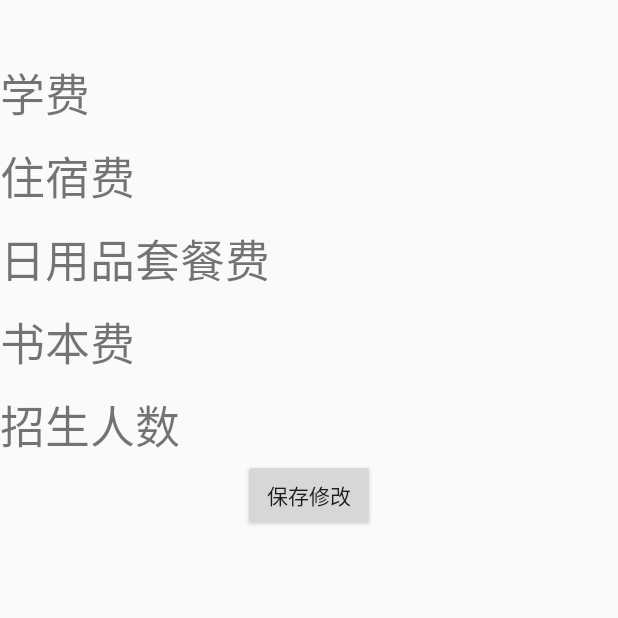
After one commit to dengismy/studyingmanage02, an Android app: the set_college screen opened directly, with no data from a screen before it, on a phone screen of 412 x 824 dp, the top half of it. The commit adds this screen. Run offline under Robolectric (Android 15) with nearby library versions, the phone set to English and light mode, and no system bars; 2 statements that could not run were skipped.

Commit message:
管理员对于各学院招生信息的管理

```diff
--- a/app/src/main/AndroidManifest.xml
+++ b/app/src/main/AndroidManifest.xml
@@ -59,7 +59,9 @@
         <activity android:name=".teacher.tea_password_change" />
         <activity android:name=".administractor.change_news" />
         <activity android:name=".student.show_news_detail" />
-        <activity android:name=".student.search_news"></activity>
+        <activity android:name=".student.search_news" />
+        <activity android:name=".administractor.search_college" />
+        <activity android:name=".administractor.set_college"></activity>
     </application>
 
 </manifest>
--- a/app/src/main/java/com/example/database_manage/administractor/Common_Fragment.java
+++ b/app/src/main/java/com/example/database_manage/administractor/Common_Fragment.java
@@ -53,6 +53,10 @@ public class Common_Fragment extends Fragment {
                 /**增加资讯**/
             case R.id.course_add:
                 startActivity(new Intent(getActivity(),add_news.class));
+                break;
+            /**学院招新设置**/
+            case R.id.set_college:
+                startActivity(new Intent(getActivity(),search_college.class));
                 break;
             case R.id.twocode_refresh:
                //更新二维码
--- /dev/null
+++ b/app/src/main/java/com/example/database_manage/administractor/set_college.java
@@ -0,0 +1,78 @@
+package com.example.database_manage.administractor;
+
+import android.content.ContentValues;
+import android.content.Intent;
+import android.database.Cursor;
+import android.database.sqlite.SQLiteDatabase;
+import android.support.v7.app.AppCompatActivity;
+import android.os.Bundle;
+import android.view.View;
+import android.widget.Button;
+import android.widget.EditText;
+import android.widget.TextView;
+
+import com.example.database_manage.R;
+import com.example.database_manage.database.CommonDatabase;
+
+public class set_college extends AppCompatActivity implements View.OnClickListener{
+    EditText college_tuition;
+    EditText college_house;
+    EditText college_commodities;
+    EditText college_books;
+    EditText college_people;
+    TextView college_name;
+    String name;
+    SQLiteDatabase db;
+
+    @Override
+    protected void onCreate(Bundle savedInstanceState) {
+        super.onCreate(savedInstanceState);
+        setContentView(R.layout.activity_set_college);
+
+        CommonDatabase commonDatabase = new CommonDatabase();
+        db = commonDatabase.getSqliteObject(set_college.this,"test_db");
+        //按钮绑定
+        Button button_baocun = findViewById(R.id.button_change_college);
+        //监听器
+        button_baocun.setOnClickListener(this);
+        //编辑框绑定
+        college_name=findViewById(R.id.text_college_name);
+        college_tuition=findViewById(R.id.et_college_tuition);
+        college_commodities=findViewById(R.id.et_college_commodities);
+        college_house=findViewById(R.id.et_college_house);
+        college_books=findViewById(R.id.et_college_books);
+        college_people=findViewById(R.id.et_college_people);
+        Intent intent_receive = getIntent();
+        name=intent_receive.getStringExtra("college_name");
+        college_name.setText(name);
+        Cursor cursor_about = db.query("about_college", null, "college_name = ?", new String[]{name}, null, null, null);
+        while (cursor_about.moveToNext()) {
+            college_tuition.setText(cursor_about.getString(cursor_about.getColumnIndex("tuition")));
+            college_commodities.setText(cursor_about.getString(cursor_about.getColumnIndex("commodities")));
+            college_house.setText(cursor_about.getString(cursor_about.getColumnIndex("house")));
+            college_books.setText(cursor_about.getString(cursor_about.getColumnIndex("books")));
+            college_people.setText(cursor_about.getString(cursor_about.getColumnIndex("people")));
+        }
+    }
+
+    @Override
+    public void onClick(View v) {
+        switch (v.getId()) {
+            /****更改*****/
+            case R.id.button_change_college:
+                ContentValues values = new ContentValues();
+                values.put("tuition", college_tuition.getText().toString());
+                values.put("commodities", college_commodities.getText().toString());
+                values.put("house", college_house.getText().toString());
+                values.put("books", college_books.getText().toString());
+                values.put("people", college_people.getText().toString());
+
+                db.update("about_college", values, "college_name= ?", new String[]{name});
+                finish();
+                break;
+
+            default:
+                break;
+        }
+    }
+}
--- a/app/src/main/res/layout/activity_about_me.xml
+++ b/app/src/main/res/layout/activity_about_me.xml
@@ -151,6 +151,7 @@
             android:layout_width="match_parent"
             android:layout_height="wrap_content"
             android:id="@+id/aboutme_phone"
+            android:background="@null"
             android:inputType="text" />
     </LinearLayout>
 
--- a/app/src/main/res/layout/activity_choose_course.xml
+++ b/app/src/main/res/layout/activity_choose_course.xml
@@ -5,7 +5,6 @@
     android:layout_width="match_parent"
     android:layout_height="match_parent"
     tools:context=".student.choose_course"
-    android:background="#FFFFE0"
     android:orientation="vertical">
     <ListView
         android:layout_width="match_parent"
--- /dev/null
+++ b/app/src/main/res/layout/activity_set_college.xml
@@ -0,0 +1,129 @@
+<?xml version="1.0" encoding="utf-8"?>
+<LinearLayout xmlns:android="http://schemas.android.com/apk/res/android"
+    xmlns:tools="http://schemas.android.com/tools"
+    android:layout_width="match_parent"
+    android:layout_height="match_parent"
+    android:orientation="vertical"
+    tools:context=".administractor.delete_change">
+    <LinearLayout
+        android:layout_width="match_parent"
+        android:layout_height="wrap_content"
+        android:layout_marginTop="10dp"
+        android:gravity="left"
+        android:orientation="horizontal">
+        <TextView
+            android:layout_width="match_parent"
+            android:layout_height="wrap_content"
+            android:id="@+id/text_college_name"/>
+    </LinearLayout>
+
+    <LinearLayout
+        android:layout_width="match_parent"
+        android:layout_height="wrap_content"
+        android:orientation="horizontal"
+        android:gravity="left"
+        android:layout_marginTop="10dp"
+        >
+        <TextView
+            android:layout_width="wrap_content"
+            android:layout_height="wrap_content"
+            android:text="学费"
+            android:textSize="30dp"/>
+
+        <EditText
+            android:layout_width="match_parent"
+            android:layout_height="wrap_content"
+            android:background="@null"
+            android:id="@+id/et_college_tuition"/>
+    </LinearLayout>
+    <LinearLayout
+        android:layout_width="match_parent"
+        android:layout_height="wrap_content"
+        android:orientation="horizontal"
+        android:gravity="left"
+        android:layout_marginTop="10dp"
+        >
+        <TextView
+            android:layout_width="wrap_content"
+            android:layout_height="wrap_content"
+            android:text="住宿费"
+            android:textSize="30dp"/>
+
+        <EditText
+            android:layout_width="match_parent"
+            android:layout_height="wrap_content"
+            android:background="@null"
+            android:id="@+id/et_college_house"/>
+    </LinearLayout>
+    <LinearLayout
+        android:layout_width="match_parent"
+        android:layout_height="wrap_content"
+        android:orientation="horizontal"
+        android:gravity="left"
+        android:layout_marginTop="10dp"
+        >
+        <TextView
+            android:layout_width="wrap_content"
+            android:layout_height="wrap_content"
+            android:text="日用品套餐费"
+            android:textSize="30dp"/>
+
+        <EditText
+            android:layout_width="match_parent"
+            android:layout_height="wrap_content"
+            android:background="@null"
+            android:id="@+id/et_college_commodities"/>
+    </LinearLayout>
+    <LinearLayout
+        android:layout_width="match_parent"
+        android:layout_height="wrap_content"
+        android:orientation="horizontal"
+        android:gravity="left"
+        android:layout_marginTop="10dp"
+        >
+        <TextView
+            android:layout_width="wrap_content"
+            android:layout_height="wrap_content"
+            android:text="书本费"
+            android:textSize="30dp"/>
+
+        <EditText
+            android:layout_width="match_parent"
+            android:layout_height="wrap_content"
+            android:background="@null"
+            android:id="@+id/et_college_books"/>
+    </LinearLayout>
+    <LinearLayout
+        android:layout_width="match_parent"
+        android:layout_height="wrap_content"
+        android:orientation="horizontal"
+        android:gravity="left"
+        android:layout_marginTop="10dp"
+        >
+        <TextView
+            android:layout_width="wrap_content"
+            android:layout_height="wrap_content"
+            android:text="招生人数"
+            android:textSize="30dp"/>
+
+        <EditText
+            android:layout_width="match_parent"
+            android:layout_height="wrap_content"
+            android:background="@null"
+            android:id="@+id/et_college_people"/>
+    </LinearLayout>
+
+    <LinearLayout
+        android:layout_width="match_parent"
+        android:layout_height="wrap_content"
+        android:orientation="horizontal"
+        android:gravity="center">
+        <Button
+            android:layout_width="wrap_content"
+            android:layout_height="wrap_content"
+            android:id="@+id/button_change_college"
+            android:text="保存修改"/>
+
+    </LinearLayout>
+
+</LinearLayout>
--- a/app/src/main/res/menu/common_toolbar_menu.xml
+++ b/app/src/main/res/menu/common_toolbar_menu.xml
@@ -13,6 +13,11 @@
     app:showAsAction="never"
     />
     <item
+        android:id="@+id/set_college"
+        android:title="学院招新设置"
+        app:showAsAction="never"
+        />
+    <item
         android:id="@+id/twocode_refresh"
         android:title="更新二维码"
         app:showAsAction="never"
```
Also changed, not shown: app/build.gradle (+8 -0 lines), app/src/main/java/com/example/database_manage/administractor/search_college.java (added, +115 -0 lines), app/src/main/java/com/example/database_manage/database/DBOpenHelper.java (+32 -9 lines), app/src/main/res/layout/activity_search_college.xml (added, +22 -0 lines), app/src/main/res/layout/list_item_colleges.xml (added, +50 -0 lines).
